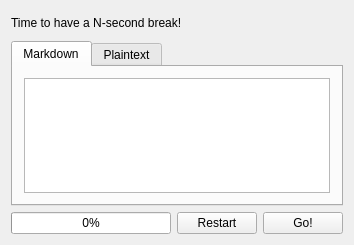
Old version of the form src/mainwindow.ui in the repository alex-lt-kong/breaq-reminder.
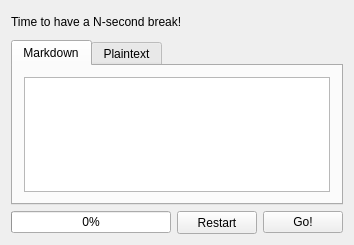
New version of the form. Icons and pictures are not drawn.

Diff of the .ui file:
```diff
--- a/src/mainwindow.ui
+++ b/src/mainwindow.ui
@@ -115,6 +115,21 @@
       </item>
       <item>
        <widget class="QPushButton" name="btnRestart">
+        <property name="enabled">
+         <bool>true</bool>
+        </property>
+        <property name="sizePolicy">
+         <sizepolicy hsizetype="MinimumExpanding" vsizetype="MinimumExpanding">
+          <horstretch>0</horstretch>
+          <verstretch>0</verstretch>
+         </sizepolicy>
+        </property>
+        <property name="styleSheet">
+         <string notr="true">QPushButton:disabled {
+    color: rgb(128, 128, 128);
+}
+</string>
+        </property>
         <property name="text">
          <string>Restart</string>
         </property>
@@ -128,6 +143,12 @@
           <verstretch>0</verstretch>
          </sizepolicy>
         </property>
+        <property name="styleSheet">
+         <string notr="true">QPushButton:disabled {
+    color: rgb(128, 128, 128);
+}
+</string>
+        </property>
         <property name="text">
          <string>Go!</string>
         </property>
```
